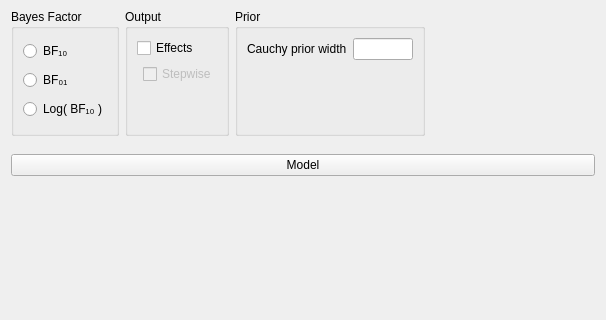
Old version of the form JASP-Desktop/analysisforms/regressionlinearbayesianform.ui in the repository jasp-stats/jasp-desktop; both pictures show x 0 to 606 and y 252 to 572 of the 606 by 695 pixel window.
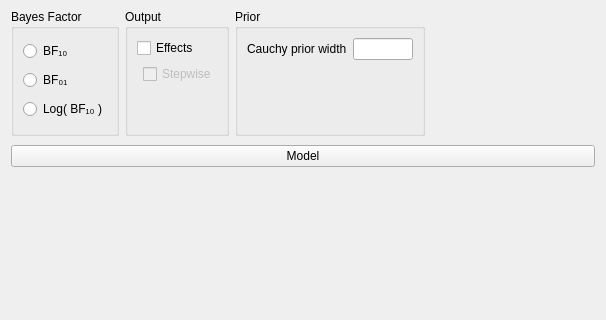
New version of the form. Custom widgets are drawn as their Qt base class.

Diff of the .ui file:
```diff
--- a/JASP-Desktop/analysisforms/regressionlinearbayesianform.ui
+++ b/JASP-Desktop/analysisforms/regressionlinearbayesianform.ui
@@ -21,7 +21,7 @@
   </property>
   <layout class="QVBoxLayout" name="verticalLayout">
    <property name="spacing">
-    <number>9</number>
+    <number>0</number>
    </property>
    <item>
     <widget class="QWidget" name="topWidget" native="true">
@@ -41,9 +41,6 @@
       <property name="rightMargin">
        <number>0</number>
       </property>
-      <property name="bottomMargin">
-       <number>0</number>
-      </property>
       <property name="verticalSpacing">
        <number>3</number>
       </property>
@@ -387,7 +384,7 @@
           <number>0</number>
          </property>
          <property name="bottomMargin">
-          <number>0</number>
+          <number>3</number>
          </property>
          <item row="0" column="0">
           <widget class="ExpanderButton" name="expanderModel">
```
